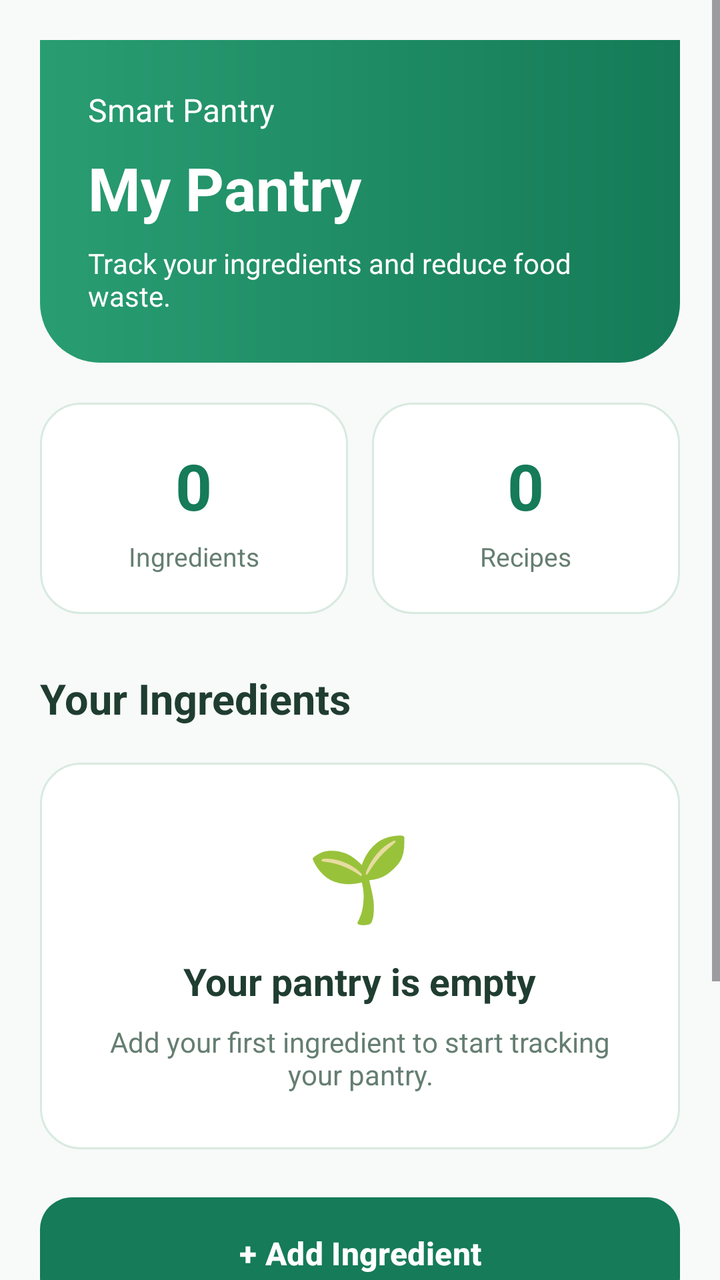
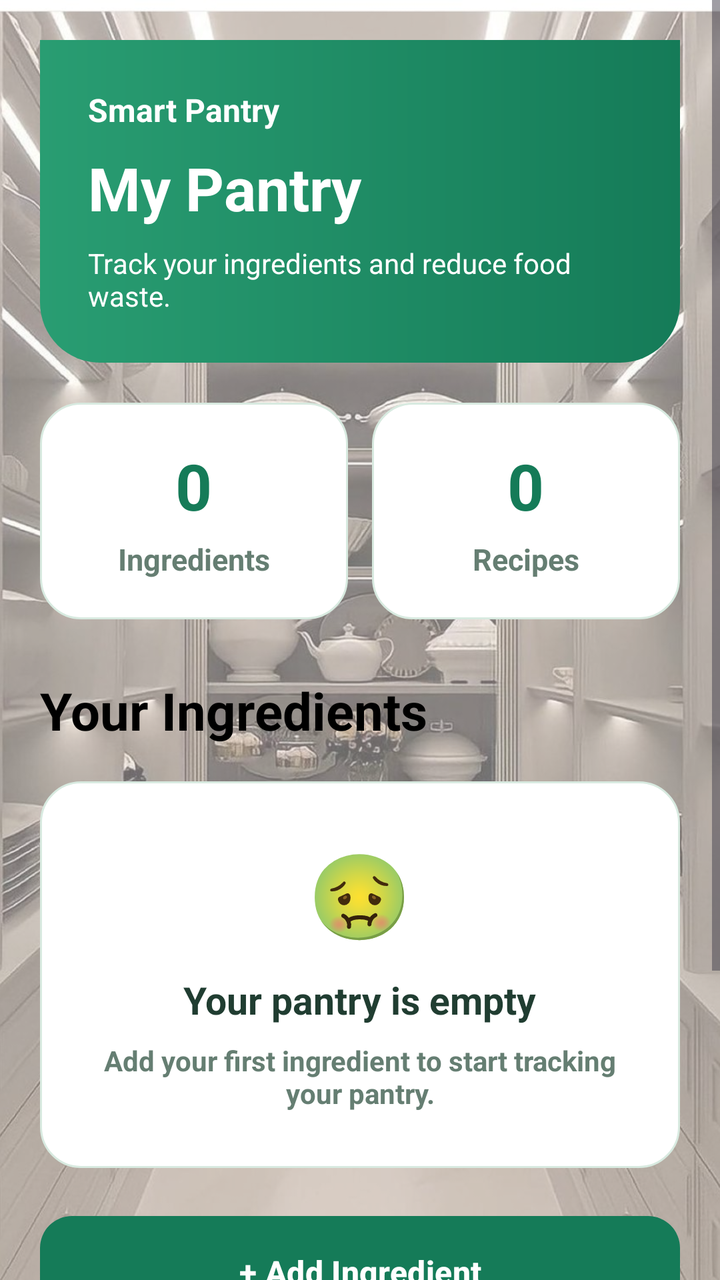

Compare the two renders of this Android layout. The source of the first and the diff that turns it into the second are given below.
<!-- AndroidManifest.xml: application theme Theme.SmartPantryManager -->
<!-- res/layout/activity_main.xml -->
<?xml version="1.0" encoding="utf-8"?>
<ScrollView
    xmlns:android="http://schemas.android.com/apk/res/android"
    android:id="@+id/main"
    android:layout_width="match_parent"
    android:layout_height="match_parent"
    android:fillViewport="true"
    android:background="@color/pantry_background">

    <LinearLayout
        android:layout_width="match_parent"
        android:layout_height="wrap_content"
        android:orientation="vertical"
        android:padding="20dp">

        
        <LinearLayout
            android:layout_width="match_parent"
            android:layout_height="wrap_content"
            android:orientation="vertical"
            android:padding="24dp"
            android:background="@drawable/bg_header">

            <TextView
                android:layout_width="match_parent"
                android:layout_height="wrap_content"
                android:text="Smart Pantry"
                android:textColor="@color/pantry_white"
                android:textSize="16sp" />

            <TextView
                android:layout_width="match_parent"
                android:layout_height="wrap_content"
                android:layout_marginTop="8dp"
                android:text="My Pantry"
                android:textColor="@color/pantry_white"
                android:textSize="30sp"
                android:textStyle="bold" />

            <TextView
                android:layout_width="match_parent"
                android:layout_height="wrap_content"
                android:layout_marginTop="8dp"
                android:text="Track your ingredients and reduce food waste."
                android:textColor="@color/pantry_white"
                android:textSize="14sp" />

        </LinearLayout>

        
        <LinearLayout
            android:layout_width="match_parent"
            android:layout_height="wrap_content"
            android:layout_marginTop="20dp"
            android:orientation="horizontal">

            <LinearLayout
                android:layout_width="0dp"
                android:layout_height="wrap_content"
                android:layout_weight="1"
                android:padding="20dp"
                android:orientation="vertical"
                android:gravity="center"
                android:background="@drawable/bg_card">

                <TextView
                    android:id="@+id/tvIngredientCount"
                    android:layout_width="wrap_content"
                    android:layout_height="wrap_content"
                    android:text="0"
                    android:textColor="@color/pantry_green_dark"
                    android:textSize="32sp"
                    android:textStyle="bold" />

                <TextView
                    android:layout_width="wrap_content"
                    android:layout_height="wrap_content"
                    android:layout_marginTop="5dp"
                    android:text="Ingredients"
                    android:textColor="@color/pantry_muted"
                    android:textSize="13sp" />

            </LinearLayout>

            
            <LinearLayout
                android:layout_width="0dp"
                android:layout_height="wrap_content"
                android:layout_weight="1"
                android:layout_marginStart="12dp"
                android:padding="20dp"
                android:orientation="vertical"
                android:gravity="center"
                android:background="@drawable/bg_card">

                
                <TextView
                    android:id="@+id/tvRecipeCount"
                    android:layout_width="wrap_content"
                    android:layout_height="wrap_content"
                    android:text="0"
                    android:textColor="@color/pantry_green_dark"
                    android:textSize="32sp"
                    android:textStyle="bold" />

                
                <TextView
                    android:layout_width="wrap_content"
                    android:layout_height="wrap_content"
                    android:layout_marginTop="5dp"
                    android:text="Recipes"
                    android:textColor="@color/pantry_muted"
                    android:textSize="13sp" />
            </LinearLayout>

        </LinearLayout>

        
        <TextView
            android:layout_width="match_parent"
            android:layout_height="wrap_content"
            android:layout_marginTop="28dp"
            android:text="Your Ingredients"
            android:textColor="@color/pantry_text"
            android:textSize="21sp"
            android:textStyle="bold" />

        
        <LinearLayout
            android:id="@+id/emptyPantryCard"
            android:layout_width="match_parent"
            android:layout_height="wrap_content"
            android:layout_marginTop="18dp"
            android:orientation="vertical"
            android:gravity="center"
            android:padding="28dp"
            android:background="@drawable/bg_card">

            <TextView
                android:layout_width="wrap_content"
                android:layout_height="wrap_content"
                android:text="🌱"
                android:textSize="42sp" />

            <TextView
                android:layout_width="wrap_content"
                android:layout_height="wrap_content"
                android:layout_marginTop="12dp"
                android:text="Your pantry is empty"
                android:textColor="@color/pantry_text"
                android:textSize="19sp"
                android:textStyle="bold" />

            <TextView
                android:layout_width="match_parent"
                android:layout_height="wrap_content"
                android:layout_marginTop="8dp"
                android:gravity="center"
                android:text="Add your first ingredient to start tracking your pantry."
                android:textColor="@color/pantry_muted"
                android:textSize="14sp" />

        </LinearLayout>

        
        <androidx.recyclerview.widget.RecyclerView
            android:id="@+id/recyclerViewPantry"
            android:layout_width="match_parent"
            android:layout_height="wrap_content"
            android:layout_marginTop="18dp"
            android:nestedScrollingEnabled="false"
            android:clipToPadding="false"
            android:visibility="gone" />

        
        <TextView
            android:id="@+id/tvIngredientListHint"
            android:layout_width="match_parent"
            android:layout_height="wrap_content"
            android:layout_marginTop="8dp"
            android:gravity="center"
            android:text="Tap an ingredient to edit • Hold to delete"
            android:textColor="@color/pantry_muted"
            android:textSize="12sp"
            android:visibility="gone" />

        
        <Button
            android:id="@+id/btnAddIngredient"
            android:layout_width="match_parent"
            android:layout_height="56dp"
            android:layout_marginTop="24dp"
            android:background="@drawable/bg_primary_button"
            android:backgroundTint="@null"
            android:text="+ Add Ingredient"
            android:textAllCaps="false"
            android:textColor="@color/pantry_white"
            android:textSize="16sp"
            android:textStyle="bold" />

        
        <Button
            android:id="@+id/btnExploreRecipes"
            android:layout_width="match_parent"
            android:layout_height="54dp"
            android:layout_marginTop="12dp"
            android:background="@drawable/bg_outline_button"
            android:backgroundTint="@null"
            android:text="Explore Recipes"
            android:textAllCaps="false"
            android:textColor="@android:color/white"
            android:textSize="15sp" />

        
        <LinearLayout
            android:layout_width="match_parent"
            android:layout_height="wrap_content"
            android:layout_marginTop="28dp"
            android:orientation="horizontal"
            android:gravity="center"
            android:padding="8dp"
            android:background="@drawable/bg_card">

            <Button
                android:id="@+id/btnNavPantry"
                android:layout_width="0dp"
                android:layout_height="50dp"
                android:layout_weight="1"
                android:text="Pantry"
                android:textAllCaps="false" />

            <Button
                android:id="@+id/btnNavRecipes"
                android:layout_width="0dp"
                android:layout_height="50dp"
                android:layout_weight="1"
                android:text="Recipes"
                android:textAllCaps="false" />

            <Button
                android:id="@+id/btnNavSettings"
                android:layout_width="0dp"
                android:layout_height="50dp"
                android:layout_weight="1"
                android:text="Settings"
                android:textAllCaps="false" />

        </LinearLayout>

    </LinearLayout>

</ScrollView>
<!-- resources referenced by this layout -->
<resources>
  <color name="pantry_background">#F7FAF8</color>
  <color name="pantry_green_dark">#157B58</color>
  <color name="pantry_muted">#657E72</color>
  <color name="pantry_text">#203D31</color>
  <color name="pantry_white">#FFFFFF</color>
  <!-- drawable bg_card (drawable) -->
  <?xml version="1.0" encoding="utf-8"?>
  <shape xmlns:android="http://schemas.android.com/apk/res/android"
      android:shape="rectangle">
  
      <solid
          android:color="@color/pantry_white" />
  
      <corners
          android:radius="20dp" />
  
      <stroke
          android:width="1dp"
          android:color="@color/pantry_border" />
  
  </shape>
  <!-- drawable bg_header (drawable) -->
  <?xml version="1.0" encoding="utf-8"?>
  <shape xmlns:android="http://schemas.android.com/apk/res/android"
      android:shape="rectangle">
  
      
      <gradient
          android:startColor="@color/pantry_green"
          android:endColor="@color/pantry_green_dark"
          android:angle="0" />
  
      
      <corners
          android:bottomLeftRadius="30dp"
          android:bottomRightRadius="30dp" />
  
  </shape>
  <!-- drawable bg_outline_button (drawable) -->
  <?xml version="1.0" encoding="utf-8"?>
  <shape xmlns:android="http://schemas.android.com/apk/res/android"
      android:shape="rectangle">
  
      <solid
          android:color="@color/pantry_white" />
  
      <corners
          android:radius="16dp" />
  
      <stroke
          android:width="2dp"
          android:color="@color/pantry_green" />
  
  </shape>
  <!-- drawable bg_primary_button (drawable) -->
  <?xml version="1.0" encoding="utf-8"?>
  <shape xmlns:android="http://schemas.android.com/apk/res/android"
      android:shape="rectangle">
  
      <solid
          android:color="@color/pantry_green" />
  
      <corners
          android:radius="16dp" />
  
  </shape>
  <style name="Theme.SmartPantryManager" parent="Base.Theme.SmartPantryManager" />
  <color name="pantry_border">#D8EAE0</color>
  <color name="pantry_green">#299D72</color>
  <style name="Base.Theme.SmartPantryManager" parent="Theme.Material3.Light.NoActionBar">
          <item name="android:windowBackground">@color/pantry_background</item>
          <item name="android:statusBarColor">@color/pantry_background</item>
          <item name="android:navigationBarColor">@color/pantry_background</item>
          <item name="android:windowLightStatusBar">true</item>
          <item name="android:windowLightNavigationBar">true</item>
          <item name="colorPrimary">@color/pantry_green_dark</item>
          <item name="colorOnPrimary">@color/pantry_white</item>
      </style>
</resources>

<!-- the commit's change to res/layout/activity_main.xml (unified diff, before → after) -->
@@ -1,252 +1,282 @@
 <?xml version="1.0" encoding="utf-8"?>
-<ScrollView
+<FrameLayout
     xmlns:android="http://schemas.android.com/apk/res/android"
-    android:id="@+id/main"
     android:layout_width="match_parent"
-    android:layout_height="match_parent"
-    android:fillViewport="true"
-    android:background="@color/pantry_background">
-
-    <LinearLayout
+    android:layout_height="match_parent">
+
+    
+    <ImageView
         android:layout_width="match_parent"
-        android:layout_height="wrap_content"
-        android:orientation="vertical"
-        android:padding="20dp">
-
-        
+        android:layout_height="match_parent"
+        android:src="@drawable/pantry_background"
+        android:scaleType="centerCrop"
+        android:contentDescription="@null" />
+
+    
+    <View
+        android:layout_width="match_parent"
+        android:layout_height="match_parent"
+        android:background="#66FFFFFF" />
+
+    <ScrollView
+        xmlns:android="http://schemas.android.com/apk/res/android"
+        android:id="@+id/main"
+        android:layout_width="match_parent"
+        android:layout_height="match_parent"
+        android:fillViewport="true"
+        android:background="@android:color/transparent">
+
         <LinearLayout
             android:layout_width="match_parent"
             android:layout_height="wrap_content"
             android:orientation="vertical"
-            android:padding="24dp"
-            android:background="@drawable/bg_header">
-
+            android:padding="20dp">
+
+            
+            <LinearLayout
+                android:layout_width="match_parent"
+                android:layout_height="wrap_content"
+                android:orientation="vertical"
+                android:padding="24dp"
+                android:background="@drawable/bg_header">
+
+                <TextView
+                    android:layout_width="match_parent"
+                    android:layout_height="wrap_content"
+                    android:text="Smart Pantry"
+                    android:textColor="@color/pantry_white"
+                    android:textSize="16sp"
+                    android:textStyle="bold"/>
+
+                <TextView
+                    android:layout_width="match_parent"
+                    android:layout_height="wrap_content"
+                    android:layout_marginTop="8dp"
+                    android:text="My Pantry"
+                    android:textColor="@color/pantry_white"
+                    android:textSize="30sp"
+                    android:textStyle="bold" />
+
+                <TextView
+                    android:layout_width="match_parent"
+                    android:layout_height="wrap_content"
+                    android:layout_marginTop="8dp"
+                    android:text="Track your ingredients and reduce food waste."
+                    android:textColor="@color/pantry_white"
+                    android:textSize="14sp" />
+
+            </LinearLayout>
+
+            
+            <LinearLayout
+                android:layout_width="match_parent"
+                android:layout_height="wrap_content"
+                android:layout_marginTop="20dp"
+                android:orientation="horizontal">
+
+                <LinearLayout
+                    android:layout_width="0dp"
+                    android:layout_height="wrap_content"
+                    android:layout_weight="1"
+                    android:padding="20dp"
+                    android:orientation="vertical"
+                    android:gravity="center"
+                    android:background="@drawable/bg_card">
+
+                    <TextView
+                        android:id="@+id/tvIngredientCount"
+                        android:layout_width="wrap_content"
+                        android:layout_height="wrap_content"
+                        android:text="0"
+                        android:textColor="@color/pantry_green_dark"
+                        android:textSize="32sp"
+                        android:textStyle="bold" />
+
+                    <TextView
+                        android:layout_width="wrap_content"
+                        android:layout_height="wrap_content"
+                        android:layout_marginTop="5dp"
+                        android:text="Ingredients"
+                        android:textColor="@color/pantry_muted"
+                        android:textSize="15sp"
+                        android:textStyle="bold"/>
+
+                </LinearLayout>
+
+                
+                <LinearLayout
+                    android:layout_width="0dp"
+                    android:layout_height="wrap_content"
+                    android:layout_weight="1"
+                    android:layout_marginStart="12dp"
+                    android:padding="20dp"
+                    android:orientation="vertical"
+                    android:gravity="center"
+                    android:background="@drawable/bg_card">
+
+                    
+                    <TextView
+                        android:id="@+id/tvRecipeCount"
+                        android:layout_width="wrap_content"
+                        android:layout_height="wrap_content"
+                        android:text="0"
+                        android:textColor="@color/pantry_green_dark"
+                        android:textSize="32sp"
+                        android:textStyle="bold" />
+
+                    
+                    <TextView
+                        android:layout_width="wrap_content"
+                        android:layout_height="wrap_content"
+                        android:layout_marginTop="5dp"
+                        android:text="Recipes"
+                        android:textColor="@color/pantry_muted"
+                        android:textSize="15sp"
+                        android:textStyle="bold"/>
+                </LinearLayout>
+
+            </LinearLayout>
+
+            
             <TextView
                 android:layout_width="match_parent"
                 android:layout_height="wrap_content"
-                android:text="Smart Pantry"
-                android:textColor="@color/pantry_white"
-                android:textSize="16sp" />
-
+                android:layout_marginTop="28dp"
+                android:text="Your Ingredients"
+                android:textColor="@color/pantry_black"
+                android:textSize="26sp"
+                android:textStyle="bold" />
+
+            
             <TextView
+                android:id="@+id/tvIngredientListHint"
                 android:layout_width="match_parent"
                 android:layout_height="wrap_content"
                 android:layout_marginTop="8dp"
-                android:text="My Pantry"
-                android:textColor="@color/pantry_white"
-                android:textSize="30sp"
-                android:textStyle="bold" />
-
-            <TextView
-                android:layout_width="match_parent"
-                android:layout_height="wrap_content"
-                android:layout_marginTop="8dp"
-                android:text="Track your ingredients and reduce food waste."
-                android:textColor="@color/pantry_white"
-                android:textSize="14sp" />
-
-        </LinearLayout>
-
-        
-        <LinearLayout
-            android:layout_width="match_parent"
-            android:layout_height="wrap_content"
-            android:layout_marginTop="20dp"
-            android:orientation="horizontal">
-
-            <LinearLayout
-                android:layout_width="0dp"
-                android:layout_height="wrap_content"
-                android:layout_weight="1"
-                android:padding="20dp"
+                android:gravity="center"
+                android:text="Tap an ingredient to edit • HOLD TO DELETE"
+                android:textColor="@color/pantry_green_dark"
+                android:textSize="18sp"
+                android:textStyle="bold"
+                android:visibility="gone" />
+
+            
+            <LinearLayout
+                android:id="@+id/emptyPantryCard"
+                android:layout_width="match_parent"
+                android:layout_height="wrap_content"
+                android:layout_marginTop="18dp"
                 android:orientation="vertical"
                 android:gravity="center"
+                android:padding="28dp"
                 android:background="@drawable/bg_card">
 
                 <TextView
-                    android:id="@+id/tvIngredientCount"
                     android:layout_width="wrap_content"
                     android:layout_height="wrap_content"
-                    android:text="0"
-                    android:textColor="@color/pantry_green_dark"
-                    android:textSize="32sp"
+                    android:text="🤢"
+                    android:textSize="42sp" />
+
+                <TextView
+                    android:layout_width="wrap_content"
+                    android:layout_height="wrap_content"
+                    android:layout_marginTop="12dp"
+                    android:text="Your pantry is empty"
+                    android:textColor="@color/pantry_text"
+                    android:textSize="19sp"
                     android:textStyle="bold" />
 
                 <TextView
-                    android:layout_width="wrap_content"
-                    android:layout_height="wrap_content"
-                    android:layout_marginTop="5dp"
-                    android:text="Ingredients"
+                    android:layout_width="match_parent"
+                    android:layout_height="wrap_content"
+                    android:layout_marginTop="8dp"
+                    android:gravity="center"
+                    android:text="Add your first ingredient to start tracking your pantry."
                     android:textColor="@color/pantry_muted"
-                    android:textSize="13sp" />
-
-            </LinearLayout>
-
-            
-            <LinearLayout
-                android:layout_width="0dp"
-                android:layout_height="wrap_content"
-                android:layout_weight="1"
-                android:layout_marginStart="12dp"
-                android:padding="20dp"
-                android:orientation="vertical"
+                    android:textSize="14sp"
+                    android:textStyle="bold"/>
+
+            </LinearLayout>
+
+            
+            <androidx.recyclerview.widget.RecyclerView
+                android:id="@+id/recyclerViewPantry"
+                android:layout_width="match_parent"
+                android:layout_height="wrap_content"
+                android:layout_marginTop="18dp"
+                android:nestedScrollingEnabled="false"
+                android:clipToPadding="false"
+                android:visibility="gone" />
+
+
+
+
+            
+            <Button
+                android:id="@+id/btnAddIngredient"
+                android:layout_width="match_parent"
+                android:layout_height="56dp"
+                android:layout_marginTop="24dp"
+                android:background="@drawable/bg_primary_button"
+                android:backgroundTint="@null"
+                android:text="+ Add Ingredient"
+                android:textAllCaps="false"
+                android:textColor="@color/pantry_white"
+                android:textSize="16sp"
+                android:textStyle="bold" />
+
+            
+            <Button
+                android:id="@+id/btnExploreRecipes"
+                android:layout_width="match_parent"
+                android:layout_height="54dp"
+                android:layout_marginTop="12dp"
+                android:background="@drawable/bg_outline_button"
+                android:backgroundTint="@null"
+                android:text="Explore Recipes"
+                android:textAllCaps="false"
+                android:textColor="@android:color/white"
+                android:textSize="15sp"
+                android:textStyle="bold"/>
+
+            
+            <LinearLayout
+                android:layout_width="match_parent"
+                android:layout_height="wrap_content"
+                android:layout_marginTop="28dp"
+                android:orientation="horizontal"
                 android:gravity="center"
+                android:padding="8dp"
                 android:background="@drawable/bg_card">
 
-                
-                <TextView
-                    android:id="@+id/tvRecipeCount"
-                    android:layout_width="wrap_content"
-                    android:layout_height="wrap_content"
-                    android:text="0"
-                    android:textColor="@color/pantry_green_dark"
-                    android:textSize="32sp"
-                    android:textStyle="bold" />
-
-                
-                <TextView
-                    android:layout_width="wrap_content"
-                    android:layout_height="wrap_content"
-                    android:layout_marginTop="5dp"
+                <Button
+                    android:id="@+id/btnNavPantry"
+                    android:layout_width="0dp"
+                    android:layout_height="50dp"
+                    android:layout_weight="1"
+                    android:text="Pantry"
+                    android:textAllCaps="false"
+                    android:textStyle="bold"/>
+
+                <Button
+                    android:id="@+id/btnNavRecipes"
+                    android:layout_width="0dp"
+                    android:layout_height="50dp"
+                    android:layout_weight="1"
                     android:text="Recipes"
-                    android:textColor="@color/pantry_muted"
-                    android:textSize="13sp" />
+                    android:textAllCaps="false" />
+
+                <Button
+                    android:id="@+id/btnNavSettings"
+                    android:layout_width="0dp"
+                    android:layout_height="50dp"
+                    android:layout_weight="1"
+                    android:text="Settings"
+                    android:textAllCaps="false" />
+
             </LinearLayout>
 
         </LinearLayout>
 
-        
-        <TextView
-            android:layout_width="match_parent"
-            android:layout_height="wrap_content"
-            android:layout_marginTop="28dp"
-            android:text="Your Ingredients"
-            android:textColor="@color/pantry_text"
-            android:textSize="21sp"
-            android:textStyle="bold" />
-
-        
-        <LinearLayout
-            android:id="@+id/emptyPantryCard"
-            android:layout_width="match_parent"
-            android:layout_height="wrap_content"
-            android:layout_marginTop="18dp"
-            android:orientation="vertical"
-            android:gravity="center"
-            android:padding="28dp"
-            android:background="@drawable/bg_card">
-
-            <TextView
-                android:layout_width="wrap_content"
-                android:layout_height="wrap_content"
-                android:text="🌱"
-                android:textSize="42sp" />
-
-            <TextView
-                android:layout_width="wrap_content"
-                android:layout_height="wrap_content"
-                android:layout_marginTop="12dp"
-                android:text="Your pantry is empty"
-                android:textColor="@color/pantry_text"
-                android:textSize="19sp"
-                android:textStyle="bold" />
-
-            <TextView
-                android:layout_width="match_parent"
-                android:layout_height="wrap_content"
-                android:layout_marginTop="8dp"
-                android:gravity="center"
-                android:text="Add your first ingredient to start tracking your pantry."
-                android:textColor="@color/pantry_muted"
-                android:textSize="14sp" />
-
-        </LinearLayout>
-
-        
-        <androidx.recyclerview.widget.RecyclerView
-            android:id="@+id/recyclerViewPantry"
-            android:layout_width="match_parent"
-            android:layout_height="wrap_content"
-            android:layout_marginTop="18dp"
-            android:nestedScrollingEnabled="false"
-            android:clipToPadding="false"
-            android:visibility="gone" />
-
-        
-        <TextView
-            android:id="@+id/tvIngredientListHint"
-            android:layout_width="match_parent"
-            android:layout_height="wrap_content"
-            android:layout_marginTop="8dp"
-            android:gravity="center"
-            android:text="Tap an ingredient to edit • Hold to delete"
-            android:textColor="@color/pantry_muted"
-            android:textSize="12sp"
-            android:visibility="gone" />
-
-        
-        <Button
-            android:id="@+id/btnAddIngredient"
-            android:layout_width="match_parent"
-            android:layout_height="56dp"
-            android:layout_marginTop="24dp"
-            android:background="@drawable/bg_primary_button"
-            android:backgroundTint="@null"
-            android:text="+ Add Ingredient"
-            android:textAllCaps="false"
-            android:textColor="@color/pantry_white"
-            android:textSize="16sp"
-            android:textStyle="bold" />
-
-        
-        <Button
-            android:id="@+id/btnExploreRecipes"
-            android:layout_width="match_parent"
-            android:layout_height="54dp"
-            android:layout_marginTop="12dp"
-            android:background="@drawable/bg_outline_button"
-            android:backgroundTint="@null"
-            android:text="Explore Recipes"
-            android:textAllCaps="false"
-            android:textColor="@android:color/white"
-            android:textSize="15sp" />
-
-        
-        <LinearLayout
-            android:layout_width="match_parent"
-            android:layout_height="wrap_content"
-            android:layout_marginTop="28dp"
-            android:orientation="horizontal"
-            android:gravity="center"
-            android:padding="8dp"
-            android:background="@drawable/bg_card">
-
-            <Button
-                android:id="@+id/btnNavPantry"
-                android:layout_width="0dp"
-                android:layout_height="50dp"
-                android:layout_weight="1"
-                android:text="Pantry"
-                android:textAllCaps="false" />
-
-            <Button
-                android:id="@+id/btnNavRecipes"
-                android:layout_width="0dp"
-                android:layout_height="50dp"
-                android:layout_weight="1"
-                android:text="Recipes"
-                android:textAllCaps="false" />
-
-            <Button
-                android:id="@+id/btnNavSettings"
-                android:layout_width="0dp"
-                android:layout_height="50dp"
-                android:layout_weight="1"
-                android:text="Settings"
-                android:textAllCaps="false" />
-
-        </LinearLayout>
-
-    </LinearLayout>
-
-</ScrollView>
+    </ScrollView>
+</FrameLayout>
<!-- resource entries referenced after the edit -->
@@ -1,5 +1,6 @@
 <!-- resources referenced by this layout -->
 <resources>
+  <color name="pantry_black">#000000</color>
   <color name="pantry_background">#F7FAF8</color>
   <color name="pantry_green_dark">#157B58</color>
   <color name="pantry_muted">#657E72</color>
@@ -66,6 +67,7 @@
           android:radius="16dp" />
   
   </shape>
+  <!-- drawable pantry_background: jpg bitmap (drawable, 211894 bytes) -->
   <style name="Theme.SmartPantryManager" parent="Base.Theme.SmartPantryManager" />
   <color name="pantry_border">#D8EAE0</color>
   <color name="pantry_green">#299D72</color>
